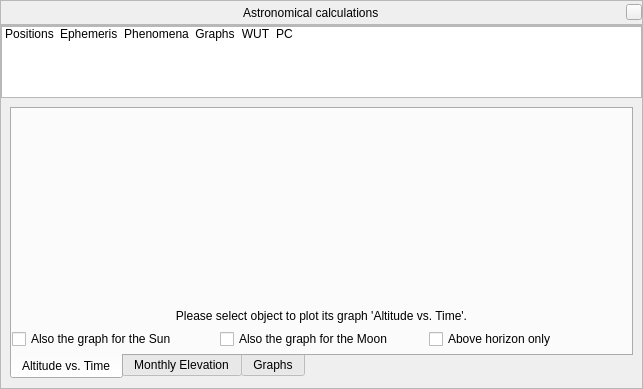
Before: the Qt Designer form src/gui/astroCalcDialog.ui in 519984307/stellarium_src, drawn with Qt 5.
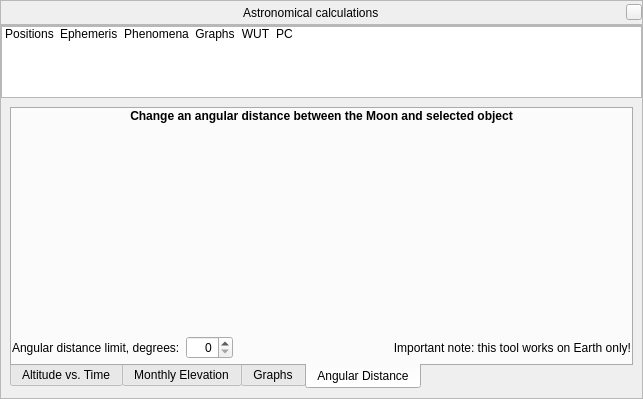
After: the same form once the commit is applied. The open tabs and pages were chosen to show the change. Icons and pictures are not drawn. Custom widgets are drawn as their Qt base class.

Commit message: Added new graph into AstroCalc/Graphs tool

What changed in the file:
```diff
--- a/src/gui/astroCalcDialog.ui
+++ b/src/gui/astroCalcDialog.ui
@@ -7,7 +7,7 @@
     <x>0</x>
     <y>0</y>
     <width>643</width>
-    <height>389</height>
+    <height>399</height>
    </rect>
   </property>
   <layout class="QVBoxLayout" name="verticalLayout">
@@ -1123,6 +1123,98 @@
               </item>
              </layout>
             </widget>
+            <widget class="QWidget" name="tabAngularDistance">
+             <attribute name="title">
+              <string>Angular Distance</string>
+             </attribute>
+             <layout class="QGridLayout" name="gridLayout_13">
+              <property name="leftMargin">
+               <number>0</number>
+              </property>
+              <property name="topMargin">
+               <number>0</number>
+              </property>
+              <property name="rightMargin">
+               <number>0</number>
+              </property>
+              <property name="bottomMargin">
+               <number>4</number>
+              </property>
+              <item row="3" column="0">
+               <layout class="QHBoxLayout" name="horizontalLayout_18">
+                <item>
+                 <layout class="QHBoxLayout" name="horizontalLayout_19">
+                  <item>
+                   <widget class="QLabel" name="angularDistanceLimitLabel">
+                    <property name="text">
+                     <string>Angular distance limit, degrees:</string>
+                    </property>
+                   </widget>
+                  </item>
+                  <item>
+                   <widget class="QSpinBox" name="angularDistanceLimitSpinBox">
+                    <property name="maximumSize">
+                     <size>
+                      <width>100</width>
+                      <height>16777215</height>
+                     </size>
+                    </property>
+                    <property name="alignment">
+                     <set>Qt::AlignRight|Qt::AlignTrailing|Qt::AlignVCenter</set>
+                    </property>
+                    <property name="maximum">
+                     <number>180</number>
+                    </property>
+                   </widget>
+                  </item>
+                 </layout>
+                </item>
+                <item>
+                 <widget class="QLabel" name="angularDistanceNote">
+                  <property name="sizePolicy">
+                   <sizepolicy hsizetype="Expanding" vsizetype="Preferred">
+                    <horstretch>0</horstretch>
+                    <verstretch>0</verstretch>
+                   </sizepolicy>
+                  </property>
+                  <property name="text">
+                   <string>Important note: this tool works on Earth only!</string>
+                  </property>
+                  <property name="alignment">
+                   <set>Qt::AlignRight|Qt::AlignTrailing|Qt::AlignVCenter</set>
+                  </property>
+                 </widget>
+                </item>
+               </layout>
+              </item>
+              <item row="1" column="0">
+               <widget class="QCustomPlot" name="angularDistancePlot" native="true">
+                <property name="sizePolicy">
+                 <sizepolicy hsizetype="Expanding" vsizetype="Expanding">
+                  <horstretch>0</horstretch>
+                  <verstretch>0</verstretch>
+                 </sizepolicy>
+                </property>
+               </widget>
+              </item>
+              <item row="0" column="0">
+               <widget class="QLabel" name="angularDistanceLabel">
+                <property name="font">
+                 <font>
+                  <weight>75</weight>
+                  <bold>true</bold>
+                 </font>
+                </property>
+                <property name="text">
+                 <string notr="true">Change an angular distance between the Moon and selected object</string>
+                </property>
+                <property name="alignment">
+                 <set>Qt::AlignCenter</set>
+                </property>
+               </widget>
+              </item>
+             </layout>
+            </widget>
            </widget>
           </item>
          </layout>
```
Left out of the diff: 4 changed lines with no effect on the pictures. The commit also changes 2 other files.
